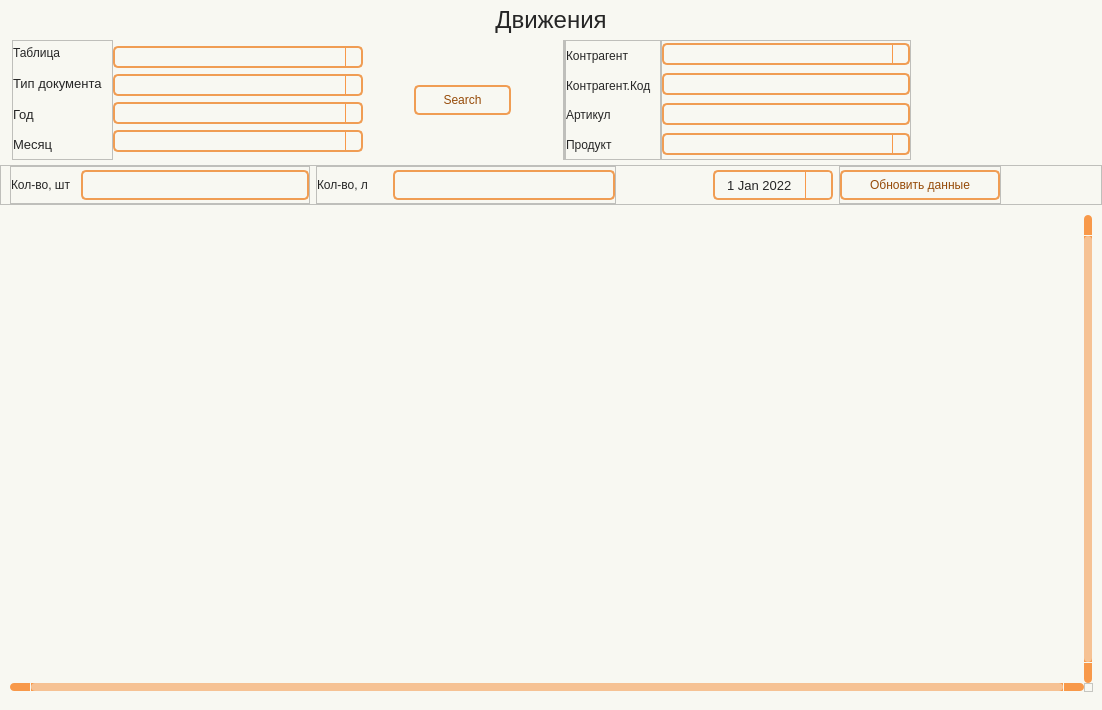
Above: wind/pages/moves.ui from Masik84/Daily_Report_QT before the change. Below: the same form after it.
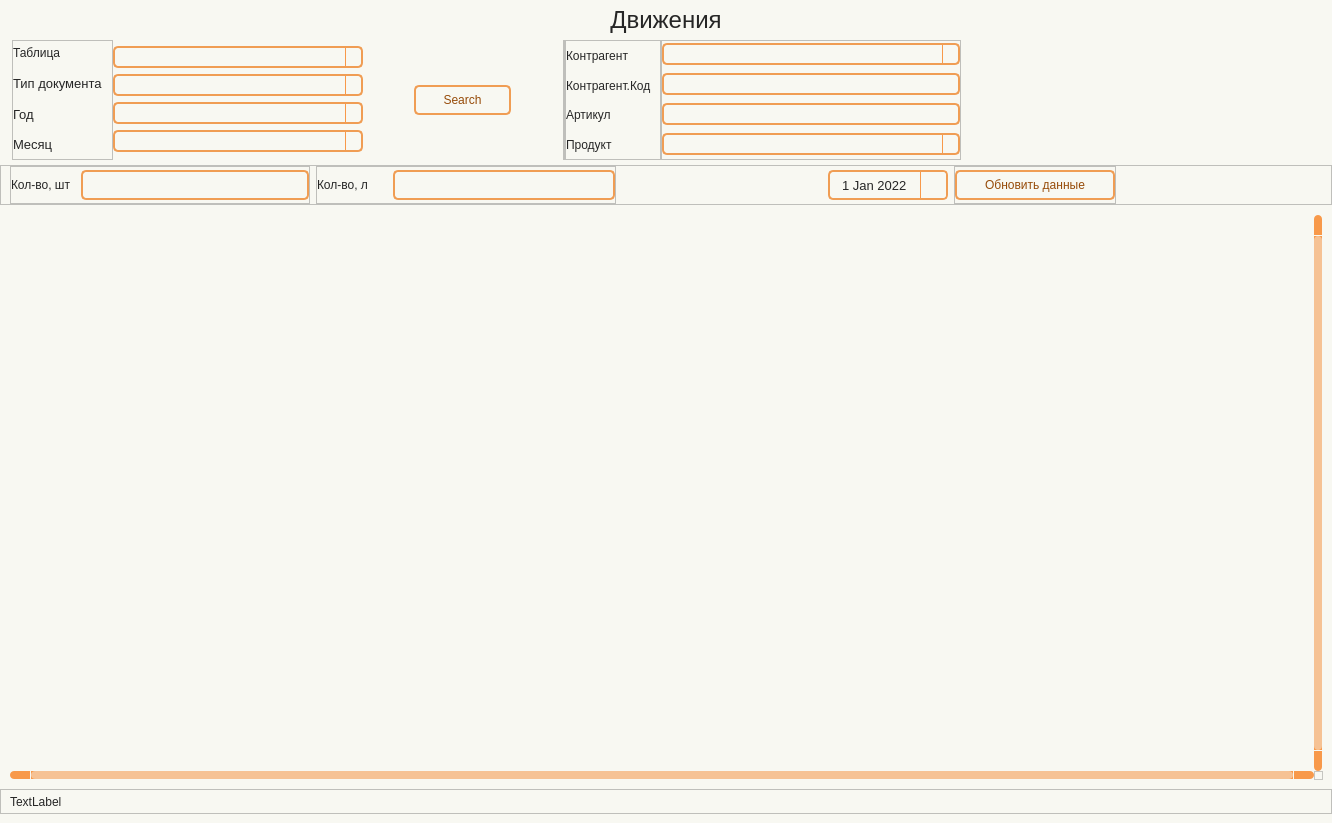
That is the form after the change. Icons and pictures are not drawn.

Patch:
```diff
--- a/wind/pages/moves.ui
+++ b/wind/pages/moves.ui
@@ -6,8 +6,8 @@
    <rect>
     <x>0</x>
     <y>0</y>
-    <width>1102</width>
-    <height>710</height>
+    <width>1332</width>
+    <height>823</height>
    </rect>
   </property>
   <property name="minimumSize">
@@ -1337,6 +1337,40 @@
         </attribute>
        </widget>
       </item>
+      <item>
+       <widget class="QFrame" name="frame_9">
+        <property name="minimumSize">
+         <size>
+          <width>0</width>
+          <height>25</height>
+         </size>
+        </property>
+        <property name="frameShape">
+         <enum>QFrame::Shape::StyledPanel</enum>
+        </property>
+        <property name="frameShadow">
+         <enum>QFrame::Shadow::Raised</enum>
+        </property>
+        <layout class="QHBoxLayout" name="horizontalLayout_6">
+         <property name="spacing">
+          <number>0</number>
+         </property>
+         <property name="topMargin">
+          <number>0</number>
+         </property>
+         <property name="bottomMargin">
+          <number>0</number>
+         </property>
+         <item>
+          <widget class="QLabel" name="label_msg">
+           <property name="text">
+            <string>TextLabel</string>
+           </property>
+          </widget>
+         </item>
+        </layout>
+       </widget>
+      </item>
      </layout>
     </widget>
    </item>
```
Left out of the diff: 3 changed lines with no effect on the pictures.
